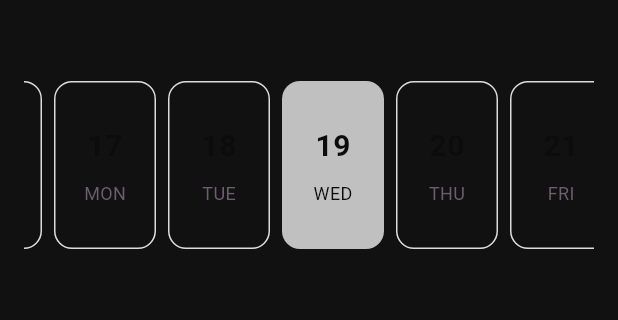
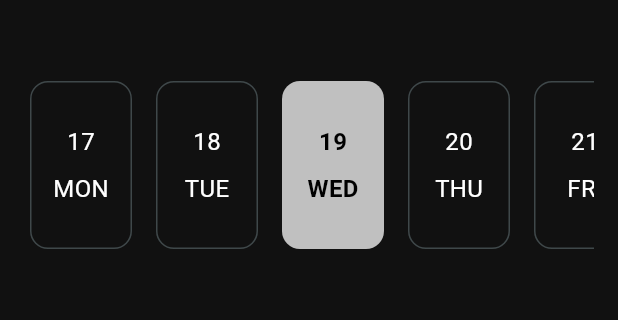
Before and after one commit to mesailesh7/habit_tracker, a Flutter app: the screen it shows after launch, on a phone screen of 412 x 824 dp, the part 63-383 px from its top. Run offline on Flutter 3.47's test engine with Material 3 defaults, Android fonts, the phone set to English and light mode, and no system bars; drawn by our look-alikes of easy_date_timeline; our stand-ins replace flex_color_scheme, flutter_hooks, hooks_riverpod.

Commit message:
timeline paddig

```diff
--- a/lib/ui/components/timeline_view.dart
+++ b/lib/ui/components/timeline_view.dart
@@ -26,8 +26,41 @@ class TimelineView extends StatelessWidget {
         ),
         dayProps: EasyDayProps(
           dayStructure: DayStructure.dayNumDayStr,
-          activeDayStyle: DayStyle(),
+          activeDayStyle: DayStyle(
+            decoration: BoxDecoration(
+              borderRadius: BorderRadius.circular(12),
+              gradient: LinearGradient(
+                colors: [colorScheme.primary, colorScheme.secondary],
+                begin: Alignment.topCenter,
+                end: Alignment.bottomRight,
+              ),
+            ),
+            dayStrStyle: TextStyle(
+              color: colorScheme.onPrimary,
+              fontSize: 16,
+              fontWeight: FontWeight.bold,
+            ),
+            dayNumStyle: TextStyle(
+              color: colorScheme.onPrimary,
+              fontSize: 16,
+              fontWeight: FontWeight.bold,
+            ),
+          ),
+          inactiveDayStyle: DayStyle(
+            decoration: BoxDecoration(
+              borderRadius: BorderRadius.circular(12),
+              color: colorScheme.surface,
+              border: Border.all(color: colorScheme.outlineVariant, width: 1),
+            ),
+            dayStrStyle: TextStyle(color: colorScheme.onSurface, fontSize: 16),
+            dayNumStyle: TextStyle(color: colorScheme.onSurface, fontSize: 16),
+          ),
+          // todayHighlightStyle: TodayHighlightStyle.withBackground,
+          todayHighlightColor: colorScheme.primaryContainer.withValues(
+            alpha: 0.3,
+          ),
         ),
+        timeLineProps: EasyTimeLineProps(separatorPadding: 16),
       ),
     );
   }
```
